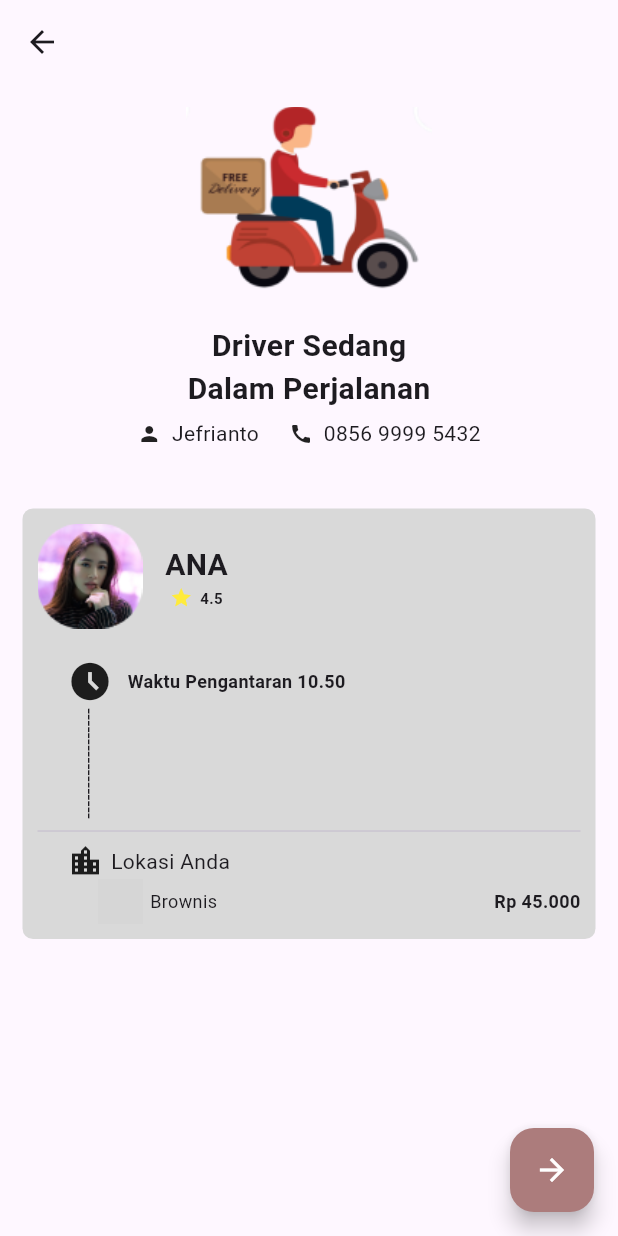
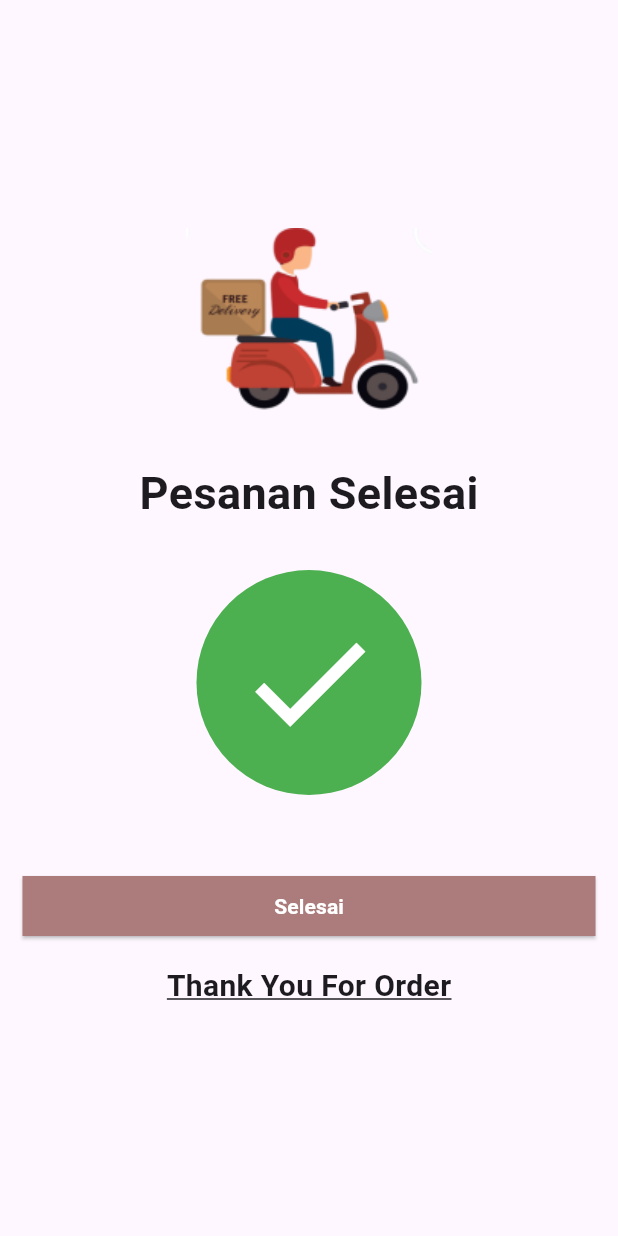
Before and after one commit to ikkromm18/Ppang-Juseyo-App, a Flutter app: the DeliveryPage screen opened directly, after a tap on the "arrow forward" icon, on a phone screen of 412 x 824 dp. Run offline on Flutter 3.47's test engine with Material 3 defaults, Android fonts, the phone set to English and light mode, and no system bars; our stand-ins replace google_fonts; grey boxes are pictures that could not be loaded.

Commit message:
feat : Page Pesanan Selesai

```diff
--- a/lib/pages/delivery_page.dart
+++ b/lib/pages/delivery_page.dart
@@ -1,4 +1,5 @@
 import 'package:flutter/material.dart';
+import 'package:ppang_juseyo/pages/pesanan_selesai_page.dart';
 
 class DeliveryPage extends StatefulWidget {
   const DeliveryPage({super.key});
@@ -228,7 +229,12 @@ class _DeliveryPageState extends State<DeliveryPage> {
       floatingActionButton: FloatingActionButton(
         backgroundColor: Color(0xffac7c7c),
         onPressed: () {
-          // Action to be performed when the button is pressed
+          Navigator.push(
+            context,
+            MaterialPageRoute(
+              builder: (context) => PesananSelesaiPage(),
+            ),
+          );
         },
         child: Icon(
           Icons.arrow_forward,
--- a/lib/pages/menu_by_category_page.dart
+++ b/lib/pages/menu_by_category_page.dart
@@ -167,7 +167,7 @@ class _MenuByCategoryPageState extends State<MenuByCategoryPage> {
                                           children: [
                                             Text(
                                               products[index].name,
-                                              style: TextStyle(fontSize: 18),
+                                              style: TextStyle(fontSize: 16),
                                             ),
                                             SizedBox(height: 4.0),
                                             Row(
--- /dev/null
+++ b/lib/pages/pesanan_selesai_page.dart
@@ -0,0 +1,97 @@
+import 'package:flutter/material.dart';
+import 'package:ppang_juseyo/pages/menu_page.dart';
+
+class PesananSelesaiPage extends StatefulWidget {
+  const PesananSelesaiPage({super.key});
+
+  @override
+  State<PesananSelesaiPage> createState() => _PesananSelesaiPageState();
+}
+
+class _PesananSelesaiPageState extends State<PesananSelesaiPage> {
+  @override
+  Widget build(BuildContext context) {
+    return Scaffold(
+      body: Container(
+        width: MediaQuery.of(context).size.width,
+        padding: EdgeInsets.all(15.0),
+        child: Column(
+          mainAxisAlignment: MainAxisAlignment.center,
+          children: [
+            Center(
+              child: Container(
+                child: Image.asset(
+                  "assets/images/delivery.png",
+                  height: 125.0,
+                  fit: BoxFit.cover,
+                ),
+              ),
+            ),
+            SizedBox(
+              height: 30.0,
+            ),
+            Container(
+              child: Text(
+                "Pesanan Selesai",
+                style: TextStyle(fontWeight: FontWeight.bold, fontSize: 30.0),
+              ),
+            ),
+            SizedBox(
+              height: 30.0,
+            ),
+            Container(
+              width: 150.0,
+              height: 150.0,
+              decoration:
+                  BoxDecoration(shape: BoxShape.circle, color: Colors.green),
+              child: Icon(
+                Icons.check,
+                color: Colors.white,
+                size: 100.0,
+              ),
+            ),
+            SizedBox(
+              height: 50.0,
+            ),
+            Container(
+              width: MediaQuery.of(context).size.width,
+              child: ElevatedButton(
+                onPressed: () {
+                  Navigator.push(
+                    context,
+                    MaterialPageRoute(
+                      builder: (context) => MenuPage(),
+                    ),
+                  );
+                },
+                child: Text(
+                  "Selesai",
+                  style: TextStyle(
+                      color: Colors.white, fontWeight: FontWeight.bold),
+                ),
+                style: ElevatedButton.styleFrom(
+                  backgroundColor: Color(0xffac7c7c),
+                  shape: RoundedRectangleBorder(
+                    borderRadius: BorderRadius.zero,
+                  ),
+                ),
+              ),
+            ),
+            SizedBox(
+              height: 15.0,
+            ),
+            Container(
+              child: Text(
+                "Thank You For Order",
+                style: TextStyle(
+                    fontSize: 20.0,
+                    fontWeight: FontWeight.bold,
+                    decoration: TextDecoration.underline),
+              ),
+            )
+          ],
+        ),
+      ),
+    );
+  }
+}
```
